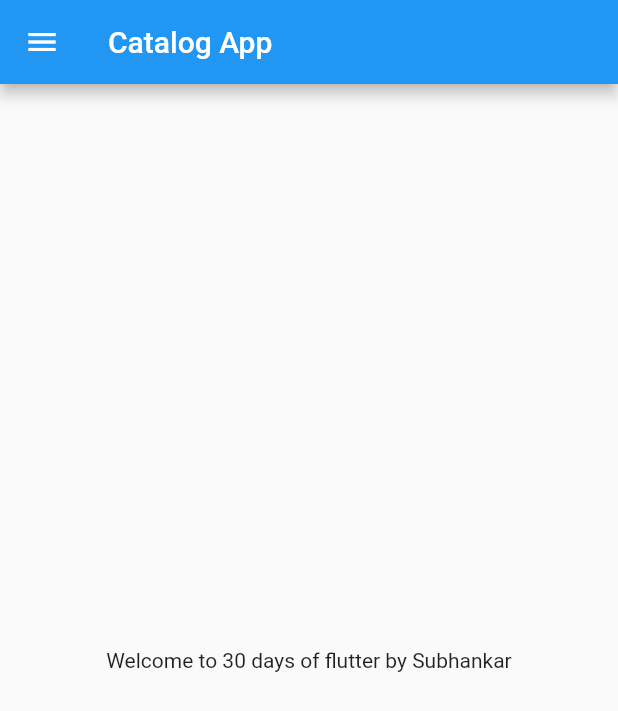
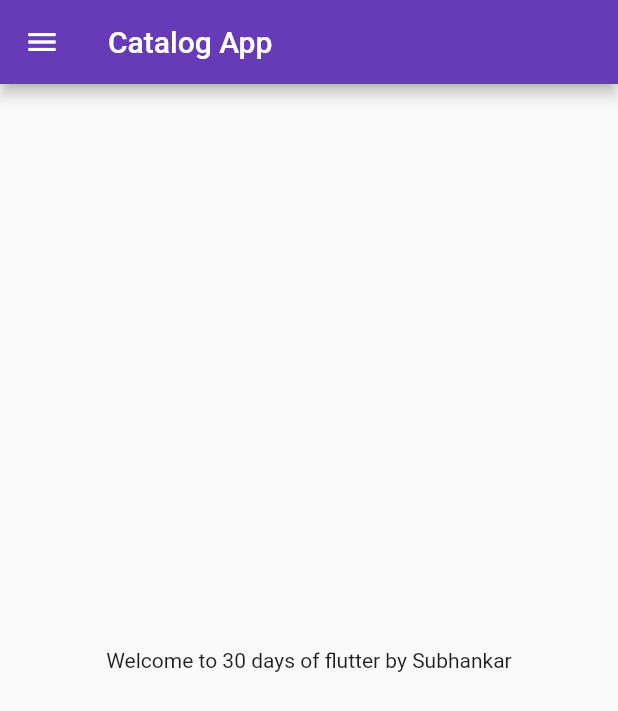
Before and after one commit to subhankardenria/learning-flutter, a Flutter app: the screen it shows after launch, on a phone screen of 412 x 824 dp. Shown: the top 711 px of the screen. Run offline on Flutter 3.47's test engine with Material 2 defaults, Android fonts, the phone set to English and light mode, and no system bars.

Commit message:
Day 3 completed

```diff
--- a/lib/main.dart
+++ b/lib/main.dart
@@ -1,7 +1,6 @@
-import 'dart:ffi';
-
 import 'package:flutter/material.dart';
-import 'package:flutter_catalog/home_page.dart';
+import 'package:flutter_catalog/pages/home_page.dart';
+import 'package:flutter_catalog/pages/login_page.dart';
 
 void main(List<String> args) {
   runApp(MyApp());
@@ -19,11 +18,19 @@ class MyApp extends StatelessWidget {
   // static const pi_value = 3.14; // we can't change the value of this variable
   // final names = ['Subhankar', 'Nitu']; // It is similar to constant but we can add more values
 
-
   @override
   Widget build(BuildContext context) {
     return MaterialApp(
-      home: HomePage(),
+      //home: HomePage(),
+      themeMode: ThemeMode.light,
+      theme: ThemeData(primarySwatch: Colors.deepPurple),
+      darkTheme: ThemeData(brightness: Brightness.dark),
+      initialRoute: "/home",
+      routes: {
+        "/": (context) => LoginPage(),
+        "/login": (context) => LoginPage(),
+        "/home": (context) => HomePage()
+      },
     );
   }
 }
--- a/lib/home_page.dart
+++ b/lib/pages/home_page.dart
@@ -7,6 +7,7 @@ class HomePage extends StatelessWidget {
   @override
   Widget build(BuildContext context) {
     return Scaffold(
+      // scaffold is like skeleton or structure of human body it apbar body drawer and all
       appBar: AppBar(
         title: const Text("Catalog App"),
       ),
```
Also changed, not shown: lib/pages/login_page.dart (added, +16 -0 lines), 1 other file.
